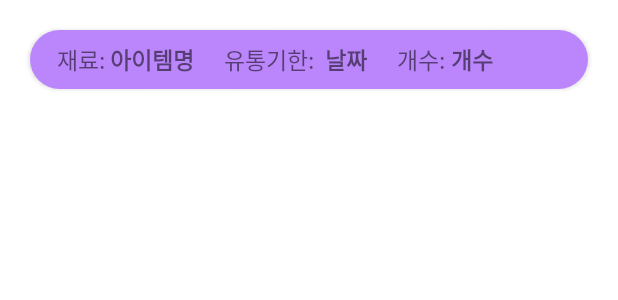
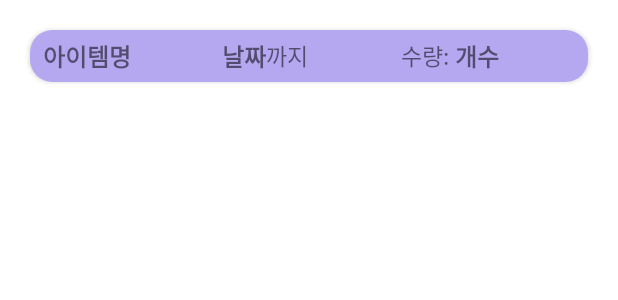
Before and after one commit to SonDaAe/Phone-Fridge, an Android app: the layout item_view.xml on its own in the app's theme, with its tools: preview values and no code run, on a phone screen of 412 x 824 dp. Shown: the top 300 px of the screen. Run offline under Robolectric (Android 15) with nearby library versions, the light colour scheme and no system bars.

Commit message:
에러수정

```diff
--- a/app/src/main/res/layout/activity_add.xml
+++ b/app/src/main/res/layout/activity_add.xml
@@ -52,6 +52,8 @@
             android:privateImeOptions="defaultInputmode=korean"
             android:layout_width="320dp"
             android:layout_height="50dp"
+            android:maxLines="1"
+            android:maxLength="13"
             android:id="@+id/product"
             ></EditText>
     </LinearLayout>
--- a/app/src/main/res/layout/item_view.xml
+++ b/app/src/main/res/layout/item_view.xml
@@ -5,58 +5,64 @@
     android:layout_height="wrap_content"
     xmlns:app="http://schemas.android.com/apk/res-auto"
     android:layout_margin="20dp"
-    app:cardCornerRadius="30dp">
+    app:cardCornerRadius="15dp">
     <LinearLayout
-        android:background="@color/purple_200"
+        android:background="#B59983EC"
         android:layout_width="match_parent"
         android:layout_height="wrap_content"
         android:orientation="horizontal"
-        android:padding="8dp">
+        android:padding="5dp">
         <TextView
-            android:id="@+id/tv_text_name"
+            android:id="@+id/tv_item_name"
+            android:layout_width="0dp"
+            android:layout_weight="1"
+            android:layout_height="wrap_content"
+            android:layout_gravity="center_vertical"
+            android:layout_marginStart="3dp"
+            android:maxLength="13"
+            android:text="아이템명"
+            android:textStyle="bold"
+            android:textSize="16dp">
+        </TextView>
+
+        <LinearLayout
+            android:layout_width="0dp"
+            android:layout_height="wrap_content"
+            android:layout_weight="1"
+            android:orientation="horizontal">
+
+            <TextView
+                android:id="@+id/tv_item_date"
                 android:layout_width="wrap_content"
                 android:layout_height="wrap_content"
                 android:layout_gravity="center_vertical"
-            android:layout_marginStart="10dp"
-            android:text="재료:"
-            android:textSize="15dp">
-        </TextView>
-        <TextView
-            android:id="@+id/tv_item_name"
-            android:layout_width="wrap_content"
-            android:layout_height="wrap_content"
-            android:layout_gravity="center_vertical"
-            android:layout_marginStart="3dp"
-            android:text="아이템명"
+                android:text="날짜"
                 android:textStyle="bold"
-            android:textSize="15dp">
+                android:textSize="16dp">
             </TextView>
             <TextView
                 android:id="@+id/tv_text_date"
                 android:layout_width="wrap_content"
                 android:layout_height="wrap_content"
                 android:layout_gravity="center_vertical"
-            android:layout_marginStart="20dp"
-            android:text="유통기한: "
+                android:text="까지"
                 android:textSize="15dp">
             </TextView>
-        <TextView
-            android:id="@+id/tv_item_date"
-            android:layout_width="wrap_content"
+
+        </LinearLayout>
+
+        <LinearLayout
+            android:layout_width="0dp"
             android:layout_height="wrap_content"
-            android:layout_gravity="center_vertical"
-            android:layout_marginStart="3dp"
-            android:text="날짜"
-            android:textStyle="bold"
-            android:textSize="15dp">
-        </TextView>
+            android:layout_weight="1"
+            android:orientation="horizontal">
+
             <TextView
                 android:id="@+id/tv_text_counts"
                 android:layout_width="wrap_content"
                 android:layout_height="wrap_content"
                 android:layout_gravity="center_vertical"
-            android:layout_marginStart="20dp"
-            android:text="개수: "
+                android:text="수량: "
                 android:textSize="15dp">
             </TextView>
             <TextView
@@ -66,9 +72,10 @@
                 android:layout_gravity="center_vertical"
                 android:text="개수"
                 android:textStyle="bold"
-            android:textSize="15dp">
+                android:textSize="16dp">
             </TextView>
 
+        </LinearLayout>
 
     </LinearLayout>
 
```
Also changed, not shown: app/src/main/java/kr/ac/kumoh/s20190610/first/HomeFragment.kt (+12 -1 lines), app/src/main/res/layout/activity_edit.xml (+15 -13 lines). Lines whose indentation alone changed are shown as unchanged.
